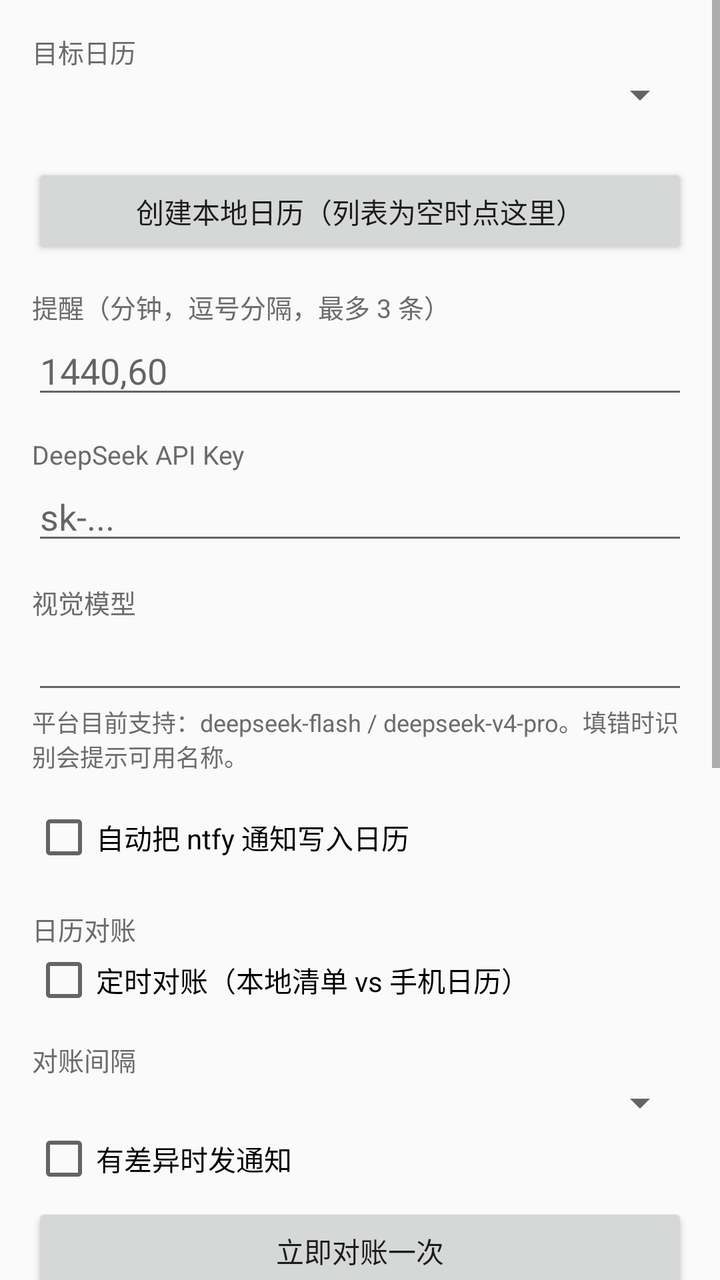
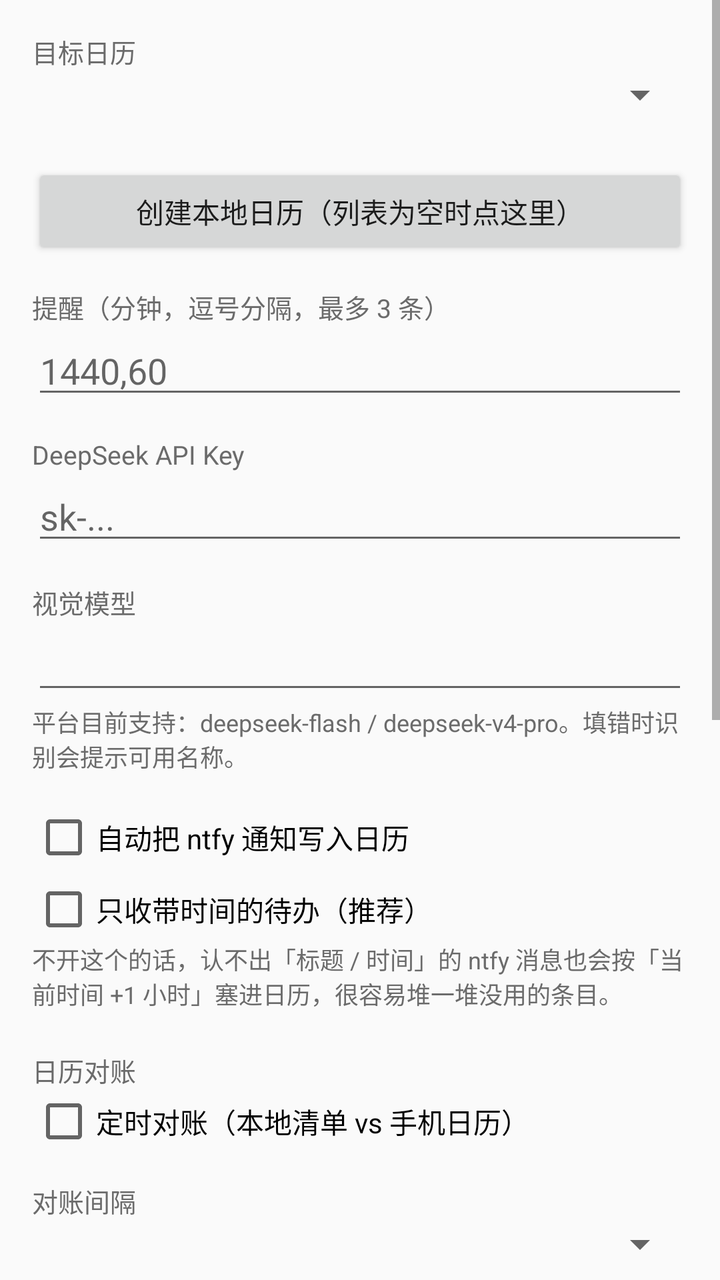

Compare the two renders of this Android layout. The source of the first and the diff that turns it into the second are given below.
<!-- AndroidManifest.xml: application theme Theme.NtfyCalendar -->
<!-- res/layout/activity_settings.xml -->
<?xml version="1.0" encoding="utf-8"?>
<ScrollView xmlns:android="http://schemas.android.com/apk/res/android"
    android:layout_width="match_parent"
    android:layout_height="match_parent">

    <LinearLayout
        android:layout_width="match_parent"
        android:layout_height="wrap_content"
        android:orientation="vertical"
        android:padding="16dp">

        <TextView
            style="@style/FormLabel"
            android:layout_marginTop="0dp"
            android:text="@string/label_calendar" />

        <Spinner
            android:id="@+id/spCalendar"
            android:layout_width="match_parent"
            android:layout_height="wrap_content" />

        <TextView
            android:id="@+id/tvCalendarHint"
            android:layout_width="match_parent"
            android:layout_height="wrap_content"
            android:textSize="12sp"
            android:textColor="@color/text_secondary" />

        <Button
            android:id="@+id/btnCreateCalendar"
            android:layout_width="match_parent"
            android:layout_height="wrap_content"
            android:layout_marginTop="6dp"
            android:text="@string/btn_create_calendar" />

        <TextView
            style="@style/FormLabel"
            android:text="@string/label_remind" />

        <EditText
            android:id="@+id/etRemind"
            style="@style/FormInput"
            android:hint="1440,60"
            android:inputType="text" />

        <TextView
            style="@style/FormLabel"
            android:text="@string/label_api_key" />

        <EditText
            android:id="@+id/etApiKey"
            style="@style/FormInput"
            android:hint="sk-..."
            android:inputType="textPassword" />

        <TextView
            style="@style/FormLabel"
            android:text="@string/label_model" />

        <EditText
            android:id="@+id/etModel"
            style="@style/FormInput"
            android:inputType="text" />

        <TextView
            android:id="@+id/tvModelHint"
            android:layout_width="match_parent"
            android:layout_height="wrap_content"
            android:textSize="12sp"
            android:textColor="@color/text_secondary"
            android:text="@string/model_hint" />

        <CheckBox
            android:id="@+id/cbAutoImport"
            android:layout_width="match_parent"
            android:layout_height="wrap_content"
            android:layout_marginTop="16dp"
            android:text="@string/label_auto_import" />

        <TextView
            style="@style/FormLabel"
            android:layout_marginTop="20dp"
            android:text="@string/title_reconcile" />

        <CheckBox
            android:id="@+id/cbReconcile"
            android:layout_width="match_parent"
            android:layout_height="wrap_content"
            android:text="@string/label_reconcile_enabled" />

        <TextView
            style="@style/FormLabel"
            android:text="@string/label_reconcile_interval" />

        <Spinner
            android:id="@+id/spReconcileInterval"
            android:layout_width="match_parent"
            android:layout_height="wrap_content" />

        <CheckBox
            android:id="@+id/cbReconcileNotify"
            android:layout_width="match_parent"
            android:layout_height="wrap_content"
            android:text="@string/label_reconcile_notify" />

        <Button
            android:id="@+id/btnReconcileNow"
            android:layout_width="match_parent"
            android:layout_height="wrap_content"
            android:layout_marginTop="6dp"
            android:text="@string/btn_reconcile_now" />

        <Button
            android:id="@+id/btnSaveSettings"
            android:layout_width="match_parent"
            android:layout_height="wrap_content"
            android:layout_marginTop="18dp"
            android:text="@string/btn_save_settings" />

        <TextView
            style="@style/FormLabel"
            android:layout_marginTop="24dp"
            android:text="@string/title_permission" />

        <Button
            android:id="@+id/btnNotifAccess"
            android:layout_width="match_parent"
            android:layout_height="wrap_content"
            android:layout_marginTop="8dp"
            android:text="@string/perm_notification" />

        <Button
            android:id="@+id/btnCalendarPerm"
            android:layout_width="match_parent"
            android:layout_height="wrap_content"
            android:text="@string/perm_calendar" />

        <Button
            android:id="@+id/btnAutostart"
            android:layout_width="match_parent"
            android:layout_height="wrap_content"
            android:text="@string/perm_autostart" />

        <Button
            android:id="@+id/btnBattery"
            android:layout_width="match_parent"
            android:layout_height="wrap_content"
            android:text="@string/perm_battery" />

        <Button
            android:id="@+id/btnAppDetail"
            android:layout_width="match_parent"
            android:layout_height="wrap_content"
            android:text="@string/perm_app_detail" />

        <TextView
            android:id="@+id/tvVersion"
            android:layout_width="match_parent"
            android:layout_height="wrap_content"
            android:layout_marginTop="20dp"
            android:layout_marginBottom="8dp"
            android:textSize="12sp"
            android:textColor="@color/text_secondary"
            android:gravity="center" />
    </LinearLayout>
</ScrollView>
<!-- resources referenced by this layout -->
<resources>
  <color name="text_secondary">#FF6B6B6B</color>
  <string name="btn_create_calendar">创建本地日历（列表为空时点这里）</string>
  <string name="btn_reconcile_now">立即对账一次</string>
  <string name="btn_save_settings">保存设置</string>
  <string name="label_api_key">DeepSeek API Key</string>
  <string name="label_auto_import">自动把 ntfy 通知写入日历</string>
  <string name="label_calendar">目标日历</string>
  <string name="label_model">视觉模型</string>
  <string name="label_reconcile_enabled">定时对账（本地清单 vs 手机日历）</string>
  <string name="label_reconcile_interval">对账间隔</string>
  <string name="label_reconcile_notify">有差异时发通知</string>
  <string name="label_remind">提醒（分钟，逗号分隔，最多 3 条）</string>
  <string name="model_hint">平台目前支持：deepseek-flash / deepseek-v4-pro。填错时识别会提示可用名称。</string>
  <string name="perm_app_detail">应用详情页</string>
  <string name="perm_autostart">自启动管理（realme）</string>
  <string name="perm_battery">电池 / 后台耗电白名单</string>
  <string name="perm_calendar">日历读写权限</string>
  <string name="perm_notification">通知使用权（读取 ntfy 通知）</string>
  <string name="title_permission">权限与后台设置</string>
  <string name="title_reconcile">日历对账</string>
  <style name="FormInput">
          <item name="android:layout_width">match_parent</item>
          <item name="android:layout_height">wrap_content</item>
      </style>
  <style name="FormLabel">
          <item name="android:layout_width">match_parent</item>
          <item name="android:layout_height">wrap_content</item>
          <item name="android:layout_marginTop">14dp</item>
          <item name="android:textSize">13sp</item>
          <item name="android:textColor">@color/text_secondary</item>
      </style>
  <style name="Theme.NtfyCalendar" parent="Theme.AppCompat.DayNight.DarkActionBar">
          <item name="colorPrimary">@color/primary</item>
          <item name="colorPrimaryDark">@color/primary_dark</item>
          <item name="colorAccent">@color/accent</item>
          <item name="android:windowBackground">?android:attr/colorBackground</item>
      </style>
  <color name="primary">#FF156B5A</color>
  <color name="primary_dark">#FF0E4B3F</color>
  <color name="accent">#FFEF8F32</color>
</resources>

<!-- the commit's change to res/layout/activity_settings.xml (unified diff, before → after) -->
@@ -76,6 +76,21 @@
             android:layout_height="wrap_content"
             android:layout_marginTop="16dp"
             android:text="@string/label_auto_import" />
+
+        <CheckBox
+            android:id="@+id/cbStrictParse"
+            android:layout_width="match_parent"
+            android:layout_height="wrap_content"
+            android:layout_marginTop="4dp"
+            android:text="@string/label_strict_parse" />
+
+        <TextView
+            android:id="@+id/tvStrictHint"
+            android:layout_width="match_parent"
+            android:layout_height="wrap_content"
+            android:textSize="12sp"
+            android:textColor="@color/text_secondary"
+            android:text="@string/hint_strict_parse" />
 
         <TextView
             style="@style/FormLabel"
<!-- resource entries referenced after the edit -->
@@ -4,6 +4,7 @@
   <string name="btn_create_calendar">创建本地日历（列表为空时点这里）</string>
   <string name="btn_reconcile_now">立即对账一次</string>
   <string name="btn_save_settings">保存设置</string>
+  <string name="hint_strict_parse">不开这个的话，认不出「标题 / 时间」的 ntfy 消息也会按「当前时间 +1 小时」塞进日历，很容易堆一堆没用的条目。</string>
   <string name="label_api_key">DeepSeek API Key</string>
   <string name="label_auto_import">自动把 ntfy 通知写入日历</string>
   <string name="label_calendar">目标日历</string>
@@ -12,6 +13,7 @@
   <string name="label_reconcile_interval">对账间隔</string>
   <string name="label_reconcile_notify">有差异时发通知</string>
   <string name="label_remind">提醒（分钟，逗号分隔，最多 3 条）</string>
+  <string name="label_strict_parse">只收带时间的待办（推荐）</string>
   <string name="model_hint">平台目前支持：deepseek-flash / deepseek-v4-pro。填错时识别会提示可用名称。</string>
   <string name="perm_app_detail">应用详情页</string>
   <string name="perm_autostart">自启动管理（realme）</string>
